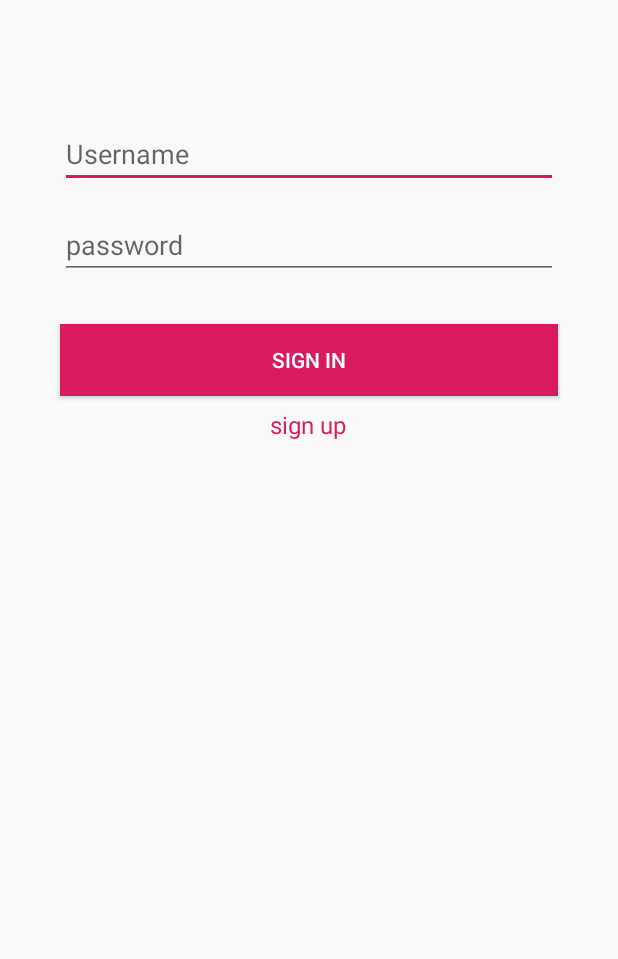
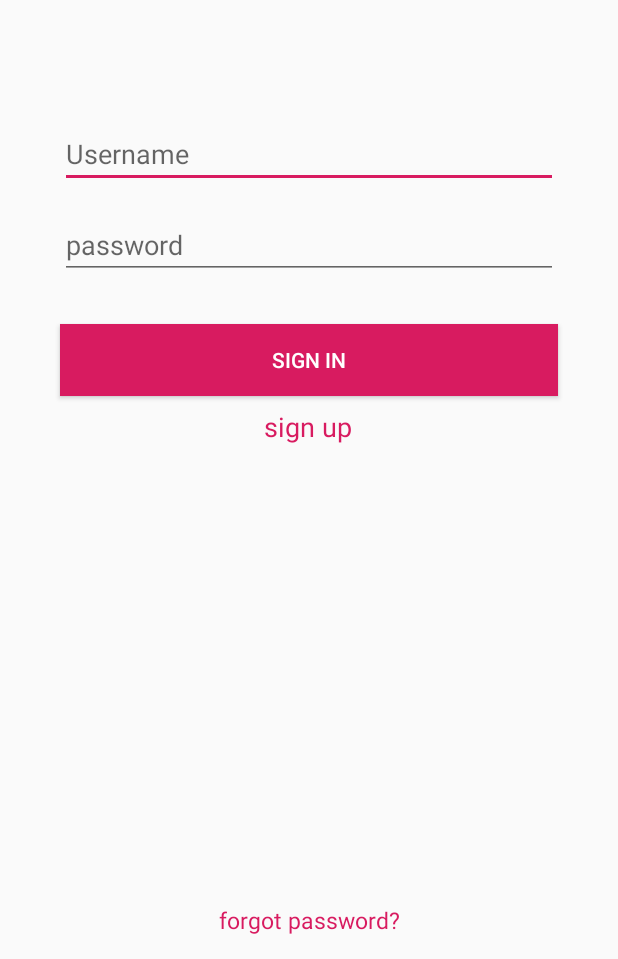
Before and after one commit to AmiraliSajadi/NoteBoi, an Android app: the MainActivity screen opened directly, with no data from a screen before it, on a phone screen of 412 x 824 dp, the part 277-1236 px from its top. Run offline under Robolectric (Android 15) with nearby library versions, the phone set to English and light mode, and no system bars; libraries missing offline, so code that uses them is left out: com.parse, dmax.dialog.

Commit message:
forgot pass? reset pass

```diff
--- a/app/src/main/java/com/example/noteboi/MainActivity.java
+++ b/app/src/main/java/com/example/noteboi/MainActivity.java
@@ -101,4 +101,10 @@ public class MainActivity extends AppCompatActivity {
         startActivity(a);
     }
 
+    //takes user to forgot pass activity
+    public void to_forgot(View view){
+        Intent i = new Intent(MainActivity.this,forgot.class);
+        startActivity(i);
+    }
+
 }
--- a/app/src/main/res/layout/activity_main.xml
+++ b/app/src/main/res/layout/activity_main.xml
@@ -73,10 +73,25 @@
         android:onClick="signup_page"
         android:text="sign up"
         android:textColor="#D81B60"
-        android:textSize="16sp"
+        android:textSize="18sp"
         app:layout_constraintEnd_toEndOf="parent"
         app:layout_constraintHorizontal_bias="0.498"
         app:layout_constraintStart_toStartOf="parent"
         app:layout_constraintTop_toBottomOf="@+id/b_singin" />
 
+    <TextView
+        android:id="@+id/forgot_tv"
+        android:onClick="to_forgot"
+        android:layout_width="wrap_content"
+        android:layout_height="wrap_content"
+        android:layout_marginStart="8dp"
+        android:layout_marginEnd="8dp"
+        android:layout_marginBottom="15dp"
+        android:text="forgot password?"
+        android:textColor="#D81B60"
+        android:textSize="15sp"
+        app:layout_constraintBottom_toBottomOf="parent"
+        app:layout_constraintEnd_toEndOf="parent"
+        app:layout_constraintStart_toStartOf="parent" />
+
 </androidx.constraintlayout.widget.ConstraintLayout>
```
Also changed, not shown: app/src/main/AndroidManifest.xml (+6 -7 lines), app/src/main/java/com/example/noteboi/forgot.java (added, +83 -0 lines), app/src/main/res/layout/activity_forgot.xml (added, +69 -0 lines).
